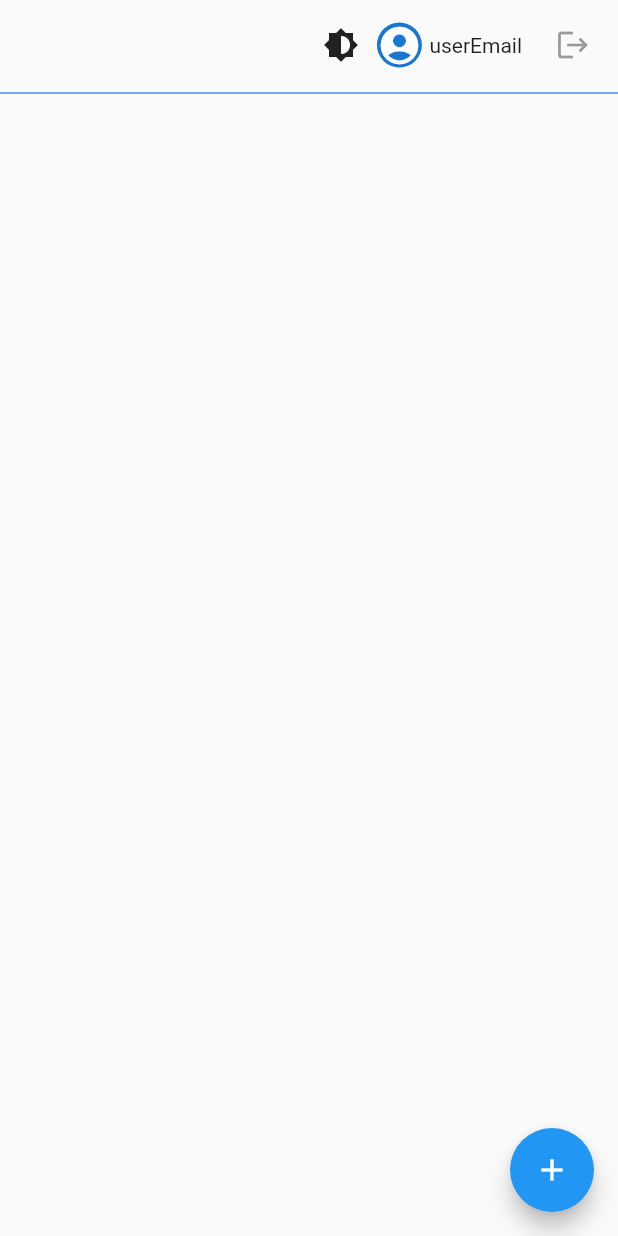
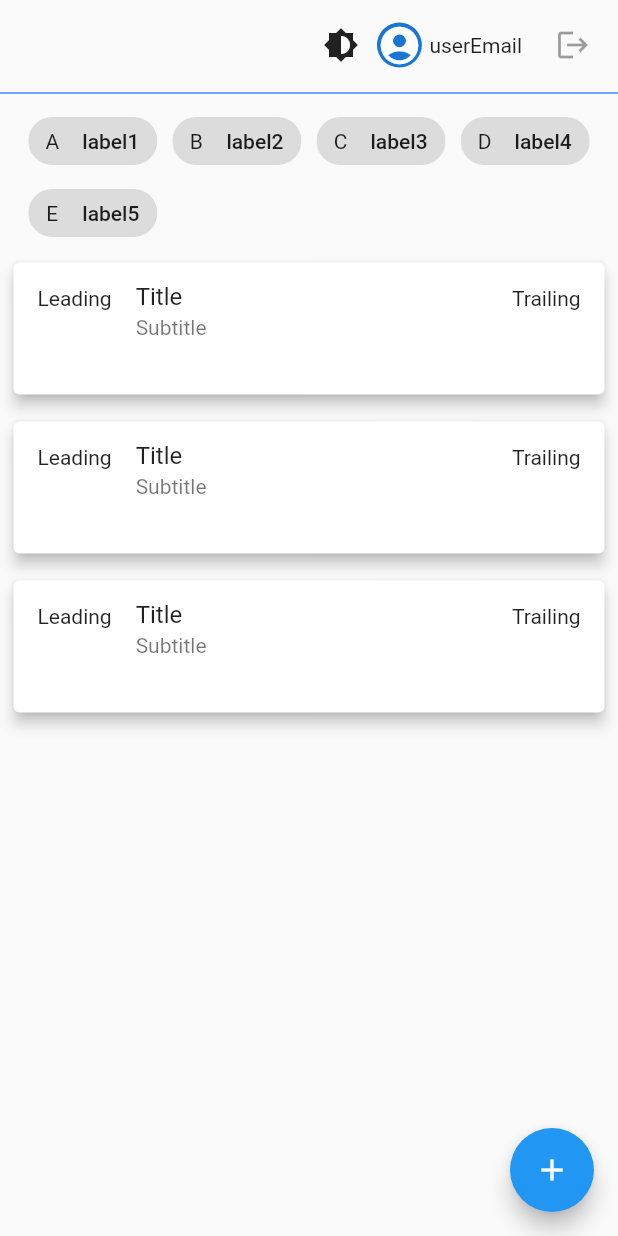
Before and after one commit to pierrickmartino/trip_theme, a Flutter app: the screen it shows after launch, on a phone screen of 412 x 824 dp. Run offline on Flutter 3.47's test engine with Material 2 defaults, Android fonts, the phone set to English and light mode, and no system bars; our stand-ins replace adaptive_theme.

Commit message:
add chip and card with ListTile

```diff
--- a/lib/main.dart
+++ b/lib/main.dart
@@ -89,6 +89,55 @@ class _MyHomePageState extends State<MyHomePage> {
                 color: Colors.blueAccent,
                 thickness: 1,
               ),
+              Wrap(
+                spacing: 10,
+                children: const [
+                  Chip(avatar: Text('A'), label: Text('label1')),
+                  Chip(avatar: Text('B'), label: Text('label2')),
+                  Chip(avatar: Text('C'), label: Text('label3')),
+                  Chip(avatar: Text('D'), label: Text('label4')),
+                  Chip(avatar: Text('E'), label: Text('label5')),
+                ],
+              ),
+              const Padding(
+                padding: EdgeInsets.all(5),
+                child: Card(
+                  elevation: 4,
+                  child: ListTile(
+                    leading: Text('Leading'),
+                    title: Text('Title'),
+                    subtitle: Text('Subtitle'),
+                    isThreeLine: true,
+                    trailing: Text('Trailing'),
+                  ),
+                ),
+              ),
+              const Padding(
+                padding: EdgeInsets.all(5),
+                child: Card(
+                  elevation: 4,
+                  child: ListTile(
+                    leading: Text('Leading'),
+                    title: Text('Title'),
+                    subtitle: Text('Subtitle'),
+                    isThreeLine: true,
+                    trailing: Text('Trailing'),
+                  ),
+                ),
+              ),
+              const Padding(
+                padding: EdgeInsets.all(5),
+                child: Card(
+                  elevation: 4,
+                  child: ListTile(
+                    leading: Text('Leading'),
+                    title: Text('Title'),
+                    subtitle: Text('Subtitle'),
+                    isThreeLine: true,
+                    trailing: Text('Trailing'),
+                  ),
+                ),
+              ),
             ],
           ),
         ),
```
